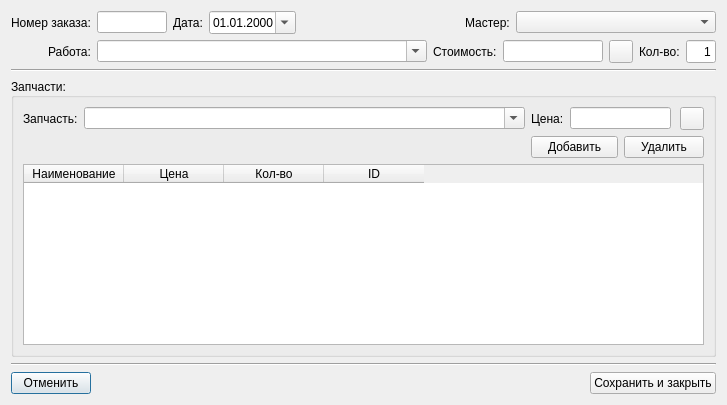
Qt form RepairCenter/editworkreport.ui (Feo-d-oR/YARC) before a commit.
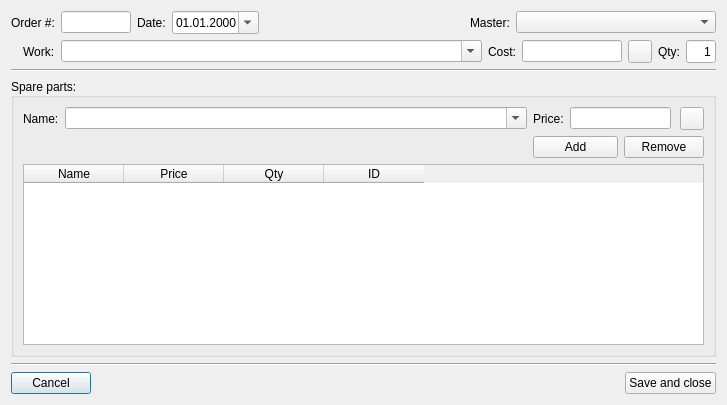
The same form after that commit. Icons and pictures are not drawn.

```diff
--- a/RepairCenter/editworkreport.ui
+++ b/RepairCenter/editworkreport.ui
@@ -21,7 +21,7 @@
    <item row="1" column="0" alignment="Qt::AlignRight">
     <widget class="QLabel" name="label_4">
      <property name="text">
-      <string>Работа:</string>
+      <string>Work:</string>
      </property>
     </widget>
    </item>
@@ -46,7 +46,7 @@
      <item>
       <widget class="QLabel" name="label">
        <property name="text">
-        <string>Дата:</string>
+        <string>Date:</string>
        </property>
       </widget>
      </item>
@@ -82,7 +82,7 @@
      <item alignment="Qt::AlignRight">
       <widget class="QLabel" name="label_3">
        <property name="text">
-        <string>Мастер:</string>
+        <string>Master:</string>
        </property>
       </widget>
      </item>
@@ -116,7 +116,7 @@
      <item>
       <widget class="QPushButton" name="bCancel">
        <property name="text">
-        <string>Отменить</string>
+        <string>Cancel</string>
        </property>
        <property name="icon">
         <iconset>
@@ -141,7 +141,7 @@
      <item>
       <widget class="QPushButton" name="bSave">
        <property name="text">
-        <string>Сохранить и закрыть</string>
+        <string>Save and close</string>
        </property>
        <property name="icon">
         <iconset>
@@ -176,7 +176,7 @@
      <item alignment="Qt::AlignRight">
       <widget class="QLabel" name="label_8">
        <property name="text">
-        <string>Стоимость:</string>
+        <string>Cost:</string>
        </property>
       </widget>
      </item>
@@ -217,7 +217,7 @@
      <item>
       <widget class="QLabel" name="label_7">
        <property name="text">
-        <string>Кол-во:</string>
+        <string>Qty:</string>
        </property>
       </widget>
      </item>
@@ -263,7 +263,7 @@
    <item row="0" column="0" alignment="Qt::AlignRight">
     <widget class="QLabel" name="label_2">
      <property name="text">
-      <string>Номер заказа:</string>
+      <string>Order #:</string>
      </property>
     </widget>
    </item>
@@ -273,7 +273,7 @@
       <enum>Qt::LeftToRight</enum>
      </property>
      <property name="title">
-      <string>Запчасти:</string>
+      <string>Spare parts:</string>
      </property>
      <property name="alignment">
       <set>Qt::AlignLeading|Qt::AlignLeft|Qt::AlignVCenter</set>
@@ -282,7 +282,7 @@
       <item row="0" column="0">
        <widget class="QLabel" name="label_5">
         <property name="text">
-         <string>Запчасть:</string>
+         <string>Name:</string>
         </property>
        </widget>
       </item>
@@ -302,7 +302,7 @@
       <item row="0" column="2">
        <widget class="QLabel" name="label_6">
         <property name="text">
-         <string>Цена:</string>
+         <string>Price:</string>
         </property>
        </widget>
       </item>
@@ -346,7 +346,7 @@
          <string>Добавить в список</string>
         </property>
         <property name="text">
-         <string>Добавить</string>
+         <string>Add</string>
         </property>
         <property name="icon">
          <iconset>
@@ -361,7 +361,7 @@
          <string>Удалить из списка</string>
         </property>
         <property name="text">
-         <string>Удалить</string>
+         <string>Remove</string>
         </property>
         <property name="icon">
          <iconset>
@@ -383,17 +383,17 @@
         </property>
         <column>
          <property name="text">
-          <string>Наименование</string>
+          <string>Name</string>
          </property>
         </column>
         <column>
          <property name="text">
-          <string>Цена</string>
+          <string>Price</string>
          </property>
         </column>
         <column>
          <property name="text">
-          <string>Кол-во</string>
+          <string>Qty</string>
          </property>
         </column>
         <column>
```
Left out of the diff: 9 changed lines with no effect on the pictures.
